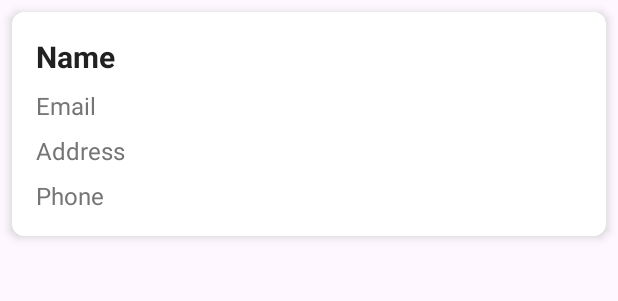
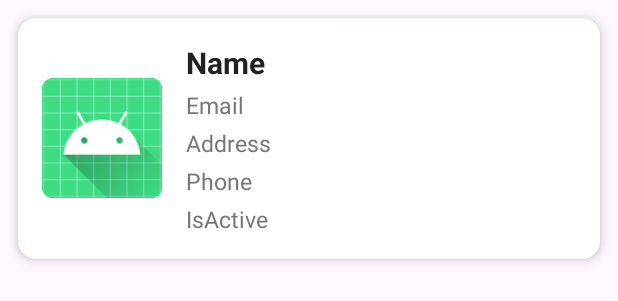
Before and after one commit to MTh1en/PRM392_Group5, an Android app: the layout item_user.xml on its own in the app's theme, with its tools: preview values and no code run, on a phone screen of 412 x 824 dp. Shown: the top 301 px of the screen. Run offline under Robolectric (Android 15) with nearby library versions, the phone set to English and light mode, and no system bars.

Commit message:
Add FetchAll User in Admin DashBoard

```diff
--- a/app/build.gradle.kts
+++ b/app/build.gradle.kts
@@ -5,7 +5,7 @@ plugins {
 
 android {
     namespace = "com.example.final_project_group5"
-    compileSdk = 35
+    compileSdk = 34
 
     defaultConfig {
         applicationId = "com.example.final_project_group5"
@@ -37,6 +37,7 @@ android {
 }
 
 dependencies {
+    implementation ("com.github.bumptech.glide:glide:4.15.1")
     implementation("com.squareup.retrofit2:retrofit:2.9.0")
     implementation("com.squareup.retrofit2:converter-gson:2.9.0")
     implementation(libs.appcompat)
--- a/app/src/main/res/layout/item_user.xml
+++ b/app/src/main/res/layout/item_user.xml
@@ -1,19 +1,40 @@
 <?xml version="1.0" encoding="utf-8"?>
 <androidx.cardview.widget.CardView
     xmlns:android="http://schemas.android.com/apk/res/android"
-    xmlns:card_view="http://schemas.android.com/apk/res-auto"
+    xmlns:app="http://schemas.android.com/apk/res-auto"
     android:layout_width="match_parent"
     android:layout_height="wrap_content"
-    card_view:cardCornerRadius="8dp"
-    card_view:cardElevation="4dp"
-    android:layout_margin="8dp">
-    <LinearLayout xmlns:android="http://schemas.android.com/apk/res/android"
+    app:cardCornerRadius="12dp"
+    app:cardElevation="4dp"
+    android:layout_margin="12dp">
+
+    <LinearLayout
         android:layout_width="match_parent"
         android:layout_height="wrap_content"
+        android:orientation="horizontal"
+        android:padding="16dp"
+        android:background="@android:color/white">
+
+        <!-- Avatar on the left -->
+        <ImageView
+            android:id="@+id/imgAvatar"
+            android:layout_width="80dp"
+            android:layout_height="80dp"
+            android:scaleType="centerCrop"
+            android:src="@mipmap/ic_launcher"
+            android:layout_gravity="center_vertical"
+            app:layout_constraintStart_toStartOf="parent"
+            app:layout_constraintTop_toTopOf="parent"
+            app:layout_constraintBottom_toBottomOf="parent" />
+
+        <!-- User information on the right -->
+        <LinearLayout
+            android:layout_width="0dp"
+            android:layout_height="wrap_content"
+            android:layout_weight="1"
             android:orientation="vertical"
-        android:padding="16dp"
-        android:background="@android:color/white"
-        android:elevation="4dp">
+            android:layout_marginStart="16dp"
+            android:layout_gravity="center_vertical">
 
             <TextView
                 android:id="@+id/txtName"
@@ -23,34 +44,42 @@
                 android:textSize="20sp"
                 android:textStyle="bold"
                 android:textColor="#212121"
-            android:paddingBottom="8dp" />
+                android:paddingBottom="4dp" />
 
             <TextView
                 android:id="@+id/txtEmail"
                 android:layout_width="wrap_content"
                 android:layout_height="wrap_content"
                 android:text="Email"
-            android:textSize="16sp"
+                android:textSize="15sp"
                 android:textColor="#757575"
-            android:paddingBottom="8dp" />
+                android:paddingBottom="4dp" />
 
             <TextView
                 android:id="@+id/txtAddress"
                 android:layout_width="wrap_content"
                 android:layout_height="wrap_content"
                 android:text="Address"
-            android:textSize="16sp"
+                android:textSize="15sp"
                 android:textColor="#757575"
-            android:paddingBottom="8dp" />
+                android:paddingBottom="4dp" />
 
             <TextView
                 android:id="@+id/txtPhone"
                 android:layout_width="wrap_content"
                 android:layout_height="wrap_content"
                 android:text="Phone"
-            android:textSize="16sp"
+                android:textSize="15sp"
+                android:textColor="#757575"
+                android:paddingBottom="4dp" />
+
+            <TextView
+                android:id="@+id/txtActive"
+                android:layout_width="wrap_content"
+                android:layout_height="wrap_content"
+                android:text="IsActive"
+                android:textSize="15sp"
                 android:textColor="#757575" />
-
         </LinearLayout>
-
+    </LinearLayout>
 </androidx.cardview.widget.CardView>
```
Also changed, not shown: app/src/main/java/com/example/final_project_group5/UserFragment.java (+41 -0 lines), app/src/main/java/com/example/final_project_group5/adapter/UserAdapter.java (added, +64 -0 lines). Lines whose indentation alone changed are shown as unchanged.
